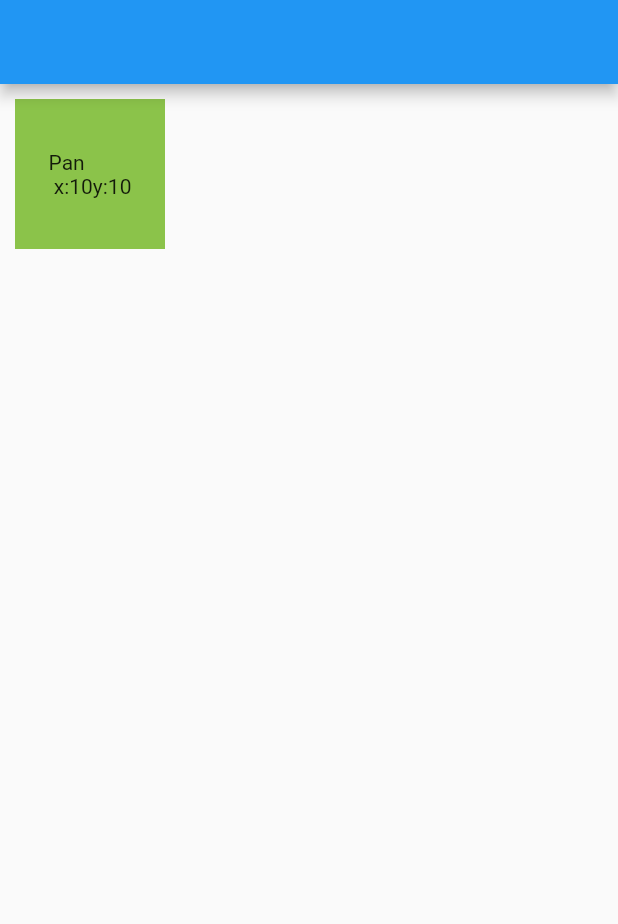
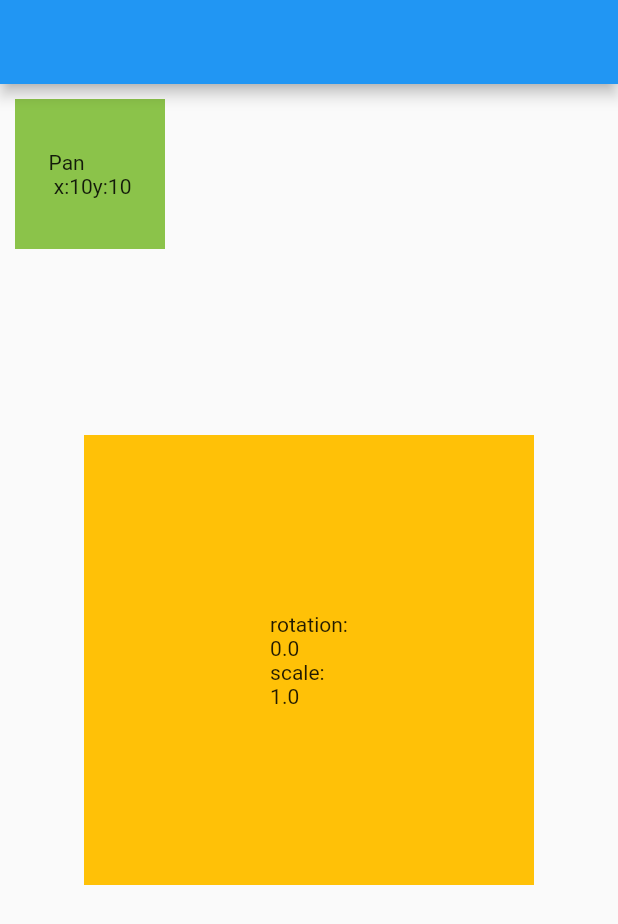
Before and after one commit to Luecy1/flutter_layout_study, a Flutter app: the _GesturePage screen opened directly, on a phone screen of 412 x 824 dp. Shown: the top 924 px of the screen. Run offline on Flutter 3.47's test engine with Material 2 defaults, Android fonts, the phone set to English and light mode, and no system bars; our stand-ins replace audioplayers, camera, shared_preferences, video_player; missing offline and left inert: time_machine, timetable, twitter; accounts and stored records are empty.

Commit message:
add gesture

```diff
--- a/lib/gesture/sample.dart
+++ b/lib/gesture/sample.dart
@@ -14,6 +14,10 @@ class _GesturePage extends StatefulWidget {
 class _GesturePageState extends State<_GesturePage> {
   Offset _offset = Offset(10, 10);
 
+  double _radians = 0.0;
+  double _scale = 1.0;
+  double _baseScale = 1.0;
+
   @override
   Widget build(BuildContext context) {
     return Scaffold(
@@ -22,6 +26,38 @@ class _GesturePageState extends State<_GesturePage> {
       ),
       body: Stack(
         children: [
+          Center(
+            child: Column(
+              mainAxisAlignment: MainAxisAlignment.center,
+              children: <Widget>[
+                GestureDetector(
+                  onScaleStart: (details) {
+                    _baseScale = _scale;
+                  },
+                  onScaleUpdate: (details) {
+                    setState(() {
+                      _radians = details.rotation;
+                      _scale = _baseScale * details.scale;
+                    });
+                  },
+                  child: Transform.rotate(
+                    angle: _radians,
+                    child: Transform.scale(
+                      scale: _scale,
+                      child: Container(
+                        height: 300,
+                        width: 300,
+                        color: Colors.amber,
+                        child: Center(
+                          child: Text('rotation:\n$_radians\nscale:\n$_scale'),
+                        ),
+                      ),
+                    ),
+                  ),
+                ),
+              ],
+            ),
+          ),
           Positioned(
             left: _offset.dx,
             top: _offset.dy,
@@ -42,7 +78,7 @@ class _GesturePageState extends State<_GesturePage> {
                 ),
               ),
             ),
-          )
+          ),
         ],
       ),
     );
```
